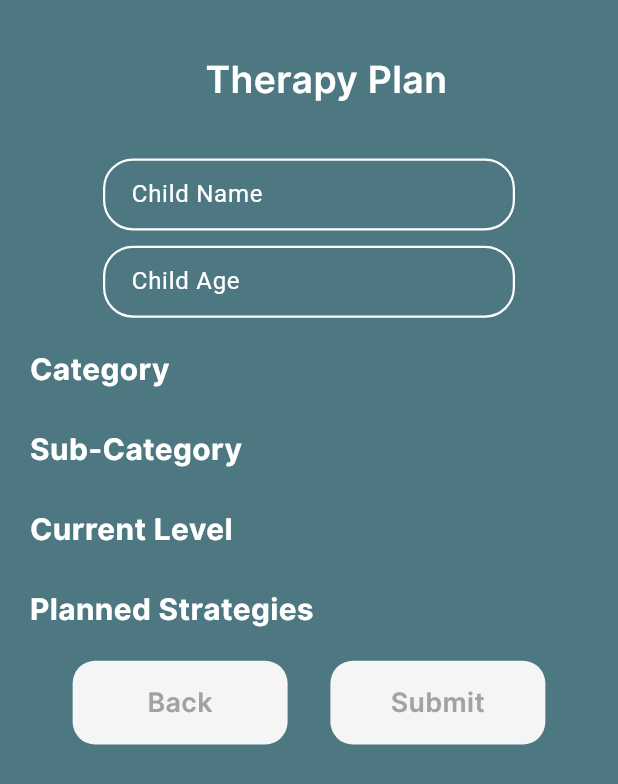
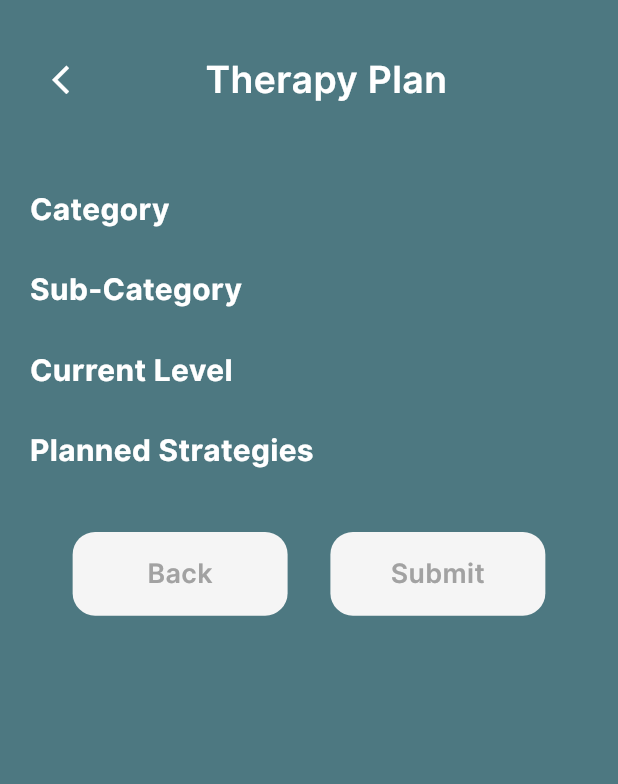
Before and after one commit to avadhworkzone/session_mate, a Flutter app: the TherapyPlan screen opened directly, on a phone screen of 412 x 824 dp. Shown: the top 784 px of the screen. Run offline on Flutter 3.47's test engine with Material 3 defaults, Android fonts, the light colour scheme and no system bars; our stand-ins replace carousel_slider, cloud_firestore, connectivity, firebase_auth, firebase_core, flutter_screenutil and 12 more; missing offline and left inert: credit_card_scanner, razorpay_flutter, worldtime; accounts and stored records are empty; project files that could hold a hidden picture were left out.

Commit message:
add some changes

```diff
--- a/lib/view/drawer/drawer_screen.dart
+++ b/lib/view/drawer/drawer_screen.dart
@@ -10,6 +10,7 @@ import 'package:session_mate/utils/shared_preference_utils.dart';
 import 'package:session_mate/utils/size_config_utils.dart';
 import 'package:session_mate/view/manageSession/manage_sessions.dart';
 import 'package:session_mate/view/manageTherapyCenters/manage_therapy_centers.dart';
+import 'package:session_mate/view/subScriptionScreen/subScription_screen.dart';
 import 'package:session_mate/view/welcomeScreen/welcome_screen.dart';
 
 Drawer buildDrawer() {
@@ -94,7 +95,10 @@ Drawer buildDrawer() {
                           commonDrawerBtn(
                               image: AppImageAssets.person,
                               title: AppStrings.myPlan,
-                              ontap: () {}),
+                              ontap: () {
+                                Get.to(
+                                    () => SubscriptionsScreen(isDrawer: true));
+                              }),
                           const Divider(
                             color: AppColors.white,
                           ),
--- a/lib/view/homeScreen/home_screen.dart
+++ b/lib/view/homeScreen/home_screen.dart
@@ -36,8 +36,9 @@ class _HomeScreenState extends State<HomeScreen> {
   @override
   void initState() {
     userDetail = jsonDecode(SharedPreferenceUtils.getUserDetail());
-
-    homeViewModel.checkSubscription(context);
+    WidgetsBinding.instance.addPostFrameCallback((timeStamp) {
+      homeViewModel.checkSubscription(context);
+    });
     // TODO: implement initState
     //bottomBarViewModel.checkIsFreeTrial();
     super.initState();
--- a/lib/view/therapyPlanScreen/therapy_plan_screen.dart
+++ b/lib/view/therapyPlanScreen/therapy_plan_screen.dart
@@ -13,8 +13,10 @@ import 'package:session_mate/utils/app_string.dart';
 import 'package:session_mate/utils/common_methods.dart';
 import 'package:session_mate/utils/local_assets.dart';
 import 'package:session_mate/utils/size_config_utils.dart';
+import 'package:session_mate/view/bottomBar/bottom_bar_screen.dart';
 import 'package:session_mate/view/therapyPlanScreen/assessment_plan_screen.dart';
 import 'package:session_mate/viewModel/assessment_plan_view_model.dart';
+import 'package:session_mate/viewModel/bottom_bar_view_model.dart';
 import 'package:session_mate/viewModel/therapy_plan_view_model.dart';
 
 class TherapyPlan extends StatefulWidget {
@@ -30,11 +32,6 @@ class _TherapyPlanState extends State<TherapyPlan> {
 
   @override
   void initState() {
-    logs('Session Data===>>>>>>> ${assessmentAndPlanViewModel.sessionData.value?.toJson()}');
-    print("Category ${assessmentAndPlanViewModel.goalSelectedList}");
-    print("Sub Category ${assessmentAndPlanViewModel.subGoalSelectedList}");
-    print("Current Level ${assessmentAndPlanViewModel.currentLevelSelectedList}");
-    print("Planned Strategies ${assessmentAndPlanViewModel.strategiesSelectedList}");
     // TODO: implement initState
     super.initState();
   }
@@ -48,9 +45,9 @@ class _TherapyPlanState extends State<TherapyPlan> {
           () => Column(
             children: [
               commonAppBar(
-                title: AppStrings.therepyPlan,
-                textColor: AppColors.white,
-              ),
+                  title: AppStrings.therepyPlan,
+                  textColor: AppColors.white,
+                  iconColor: AppColors.white),
               Expanded(
                 child: SingleChildScrollView(
                   child: Padding(
@@ -58,24 +55,24 @@ class _TherapyPlanState extends State<TherapyPlan> {
                     child: Column(
                       crossAxisAlignment: CrossAxisAlignment.start,
                       children: [
-                        Center(
-                          child: commonRoundedTextField(
-                            onChanged: (val) {
-                              therapyPlanViewModel.childNameText = val;
-                            },
-                            text: AppStrings.childName,
-                            textEditingController: therapyPlanViewModel.childNameController.value,
-                          ),
-                        ),
-                        SizeConfig.sH10,
-                        Center(
-                            child: commonRoundedTextField(
-                                onChanged: (val) {
-                                  therapyPlanViewModel.childAgeText = val;
-                                },
-                                text: AppStrings.childAge,
-                                textEditingController:
-                                    therapyPlanViewModel.ageNameController.value)),
+                        // Center(
+                        //   child: commonRoundedTextField(
+                        //     onChanged: (val) {
+                        //       therapyPlanViewModel.childNameText = val;
+                        //     },
+                        //     text: AppStrings.childName,
+                        //     textEditingController: therapyPlanViewModel.childNameController.value,
+                        //   ),
+                        // ),
+                        // SizeConfig.sH10,
+                        // Center(
+                        //     child: commonRoundedTextField(
+                        //         onChanged: (val) {
+                        //           therapyPlanViewModel.childAgeText = val;
+                        //         },
+                        //         text: AppStrings.childAge,
+                        //         textEditingController:
+                        //             therapyPlanViewModel.ageNameController.value)),
                         SizeConfig.sH20,
                         Column(
                           crossAxisAlignment: CrossAxisAlignment.start,
@@ -90,9 +87,11 @@ class _TherapyPlanState extends State<TherapyPlan> {
                             Column(
                               crossAxisAlignment: CrossAxisAlignment.start,
                               children: List.generate(
-                                  assessmentAndPlanViewModel.goalSelectedList.length,
+                                  assessmentAndPlanViewModel
+                                      .goalSelectedList.length,
                                   (index) => CustomText(
-                                        assessmentAndPlanViewModel.goalSelectedList[index]['name'],
+                                        assessmentAndPlanViewModel
+                                            .goalSelectedList[index]['name'],
                                         color: AppColors.white,
                                       )),
                             ),
@@ -107,10 +106,11 @@ class _TherapyPlanState extends State<TherapyPlan> {
                             Column(
                               crossAxisAlignment: CrossAxisAlignment.start,
                               children: List.generate(
-                                  assessmentAndPlanViewModel.subGoalSelectedList.length,
+                                  assessmentAndPlanViewModel
+                                      .subGoalSelectedList.length,
                                   (index) => CustomText(
-                                        assessmentAndPlanViewModel.subGoalSelectedList[index]
-                                            ['name'],
+                                        assessmentAndPlanViewModel
+                                            .subGoalSelectedList[index]['name'],
                                         color: AppColors.white,
                                       )),
                             ),
@@ -125,9 +125,11 @@ class _TherapyPlanState extends State<TherapyPlan> {
                             Column(
                               crossAxisAlignment: CrossAxisAlignment.start,
                               children: List.generate(
-                                  assessmentAndPlanViewModel.currentLevelSelectedList.length,
+                                  assessmentAndPlanViewModel
+                                      .currentLevelSelectedList.length,
                                   (index) => CustomText(
-                                        assessmentAndPlanViewModel.currentLevelSelectedList[index]
+                                        assessmentAndPlanViewModel
+                                                .currentLevelSelectedList[index]
                                             ['name'],
                                         color: AppColors.white,
                                       )),
@@ -143,9 +145,11 @@ class _TherapyPlanState extends State<TherapyPlan> {
                             Column(
                               crossAxisAlignment: CrossAxisAlignment.start,
                               children: List.generate(
-                                  assessmentAndPlanViewModel.strategiesSelectedList.length,
+                                  assessmentAndPlanViewModel
+                                      .strategiesSelectedList.length,
                                   (index) => CustomText(
-                                        assessmentAndPlanViewModel.strategiesSelectedList[index]
+                                        assessmentAndPlanViewModel
+                                                .strategiesSelectedList[index]
                                             ['name'],
                                         color: AppColors.white,
                                       )),
@@ -211,7 +215,7 @@ class _TherapyPlanState extends State<TherapyPlan> {
                         //     ],
                         //   ),
                         // ),
-                        SizeConfig.sH15,
+                        SizeConfig.sH35,
                         Row(
                           mainAxisAlignment: MainAxisAlignment.spaceEvenly,
                           children: [
@@ -229,6 +233,7 @@ class _TherapyPlanState extends State<TherapyPlan> {
                               onTap: () {
                                 // therapyPlanViewModel.fetchDataFromFirebase();
                                 therapyPlanViewModel.setTherapyData();
+                                Get.offAll(() => const BottomBar());
                                 // therapyPlanViewModel.generateAndSendPDF();
                               },
                               height: 55.h,
--- a/lib/viewModel/bottom_bar_view_model.dart
+++ b/lib/viewModel/bottom_bar_view_model.dart
@@ -17,7 +17,7 @@ class BottomBarViewModel extends GetxController {
     const HomeScreen(),
     const SessionScreen(),
     const ProfileScreen(),
-    const SubscriptionsScreen(),
+    SubscriptionsScreen(),
     // const SettingScreen(),
     // const WelcomeScreen(),
     // const WelcomeScreen(),
```
Also changed, not shown: lib/view/sessionScreen/session_screen.dart (+8 -3 lines), lib/view/subScriptionScreen/subScription_screen.dart (+77 -52 lines), lib/viewModel/subScription_view_model.dart (+5 -4 lines).
